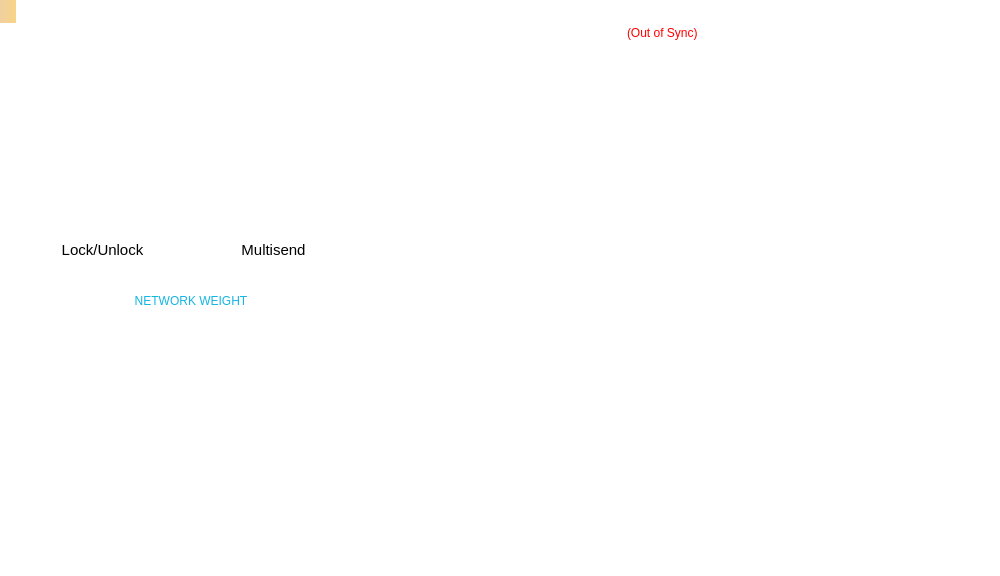
Old version of the form src/qt/forms/overviewpage.ui in the repository FlapXCoin/flapxcoin.
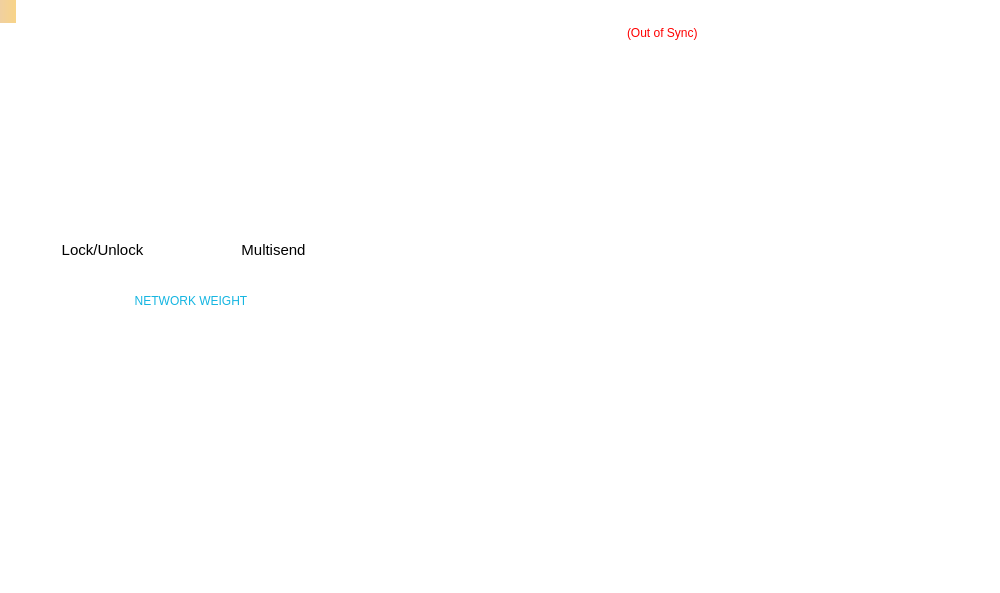
New version of the form. Icons and pictures are not drawn.

What changed in the file:
```diff
--- a/src/qt/forms/overviewpage.ui
+++ b/src/qt/forms/overviewpage.ui
@@ -5,6 +5,14 @@
   <property name="windowModality">
    <enum>Qt::NonModal</enum>
   </property>
+  <property name="geometry">
+   <rect>
+    <x>0</x>
+    <y>0</y>
+    <width>1000</width>
+    <height>593</height>
+   </rect>
+  </property>
   <property name="sizePolicy">
    <sizepolicy hsizetype="Preferred" vsizetype="Preferred">
     <horstretch>0</horstretch>
@@ -450,6 +458,43 @@
           <height>16777215</height>
          </size>
         </property>
+        <property name="palette">
+         <palette>
+          <active>
+           <colorrole role="Highlight">
+            <brush brushstyle="SolidPattern">
+             <color alpha="255">
+              <red>0</red>
+              <green>0</green>
+              <blue>0</blue>
+             </color>
+            </brush>
+           </colorrole>
+          </active>
+          <inactive>
+           <colorrole role="Highlight">
+            <brush brushstyle="SolidPattern">
+             <color alpha="255">
+              <red>0</red>
+              <green>0</green>
+              <blue>0</blue>
+             </color>
+            </brush>
+           </colorrole>
+          </inactive>
+          <disabled>
+           <colorrole role="Highlight">
+            <brush brushstyle="SolidPattern">
+             <color alpha="255">
+              <red>240</red>
+              <green>240</green>
+              <blue>240</blue>
+             </color>
+            </brush>
+           </colorrole>
+          </disabled>
+         </palette>
+        </property>
         <property name="frameShape">
          <enum>QFrame::NoFrame</enum>
         </property>
```
Left out of the diff: 5 changed lines with no effect on the pictures.
